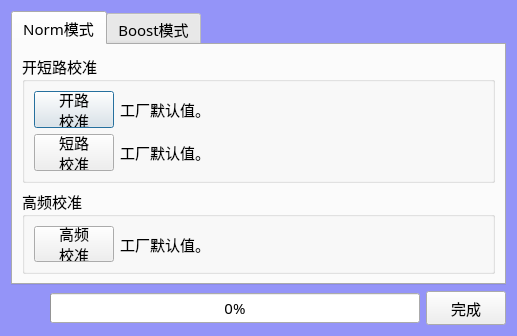
First picture: the form in AnalysisMode/frmWK3260Calibration.ui, repository caicaiking/WKEFactoryView2014, before the edit.
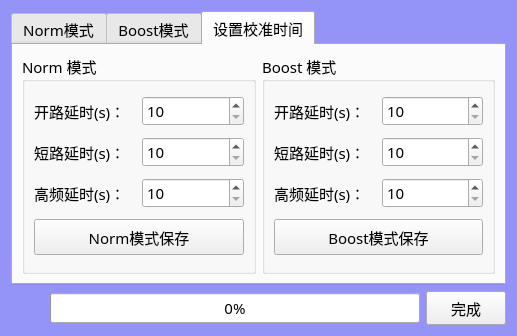
Second picture: the form after the edit. The open tabs and pages were chosen to show the change.

Commit message: 增加了3260的校准页面的校准延时可以设置

What changed in the file:
```diff
--- a/AnalysisMode/frmWK3260Calibration.ui
+++ b/AnalysisMode/frmWK3260Calibration.ui
@@ -367,6 +367,255 @@
        </item>
       </layout>
      </widget>
+     <widget class="QWidget" name="tab_3">
+      <attribute name="title">
+       <string>设置校准时间</string>
+      </attribute>
+      <layout class="QHBoxLayout" name="horizontalLayout_8">
+       <item>
+        <widget class="QGroupBox" name="groupBox_5">
+         <property name="font">
+          <font>
+           <family>楷体</family>
+           <pointsize>11</pointsize>
+          </font>
+         </property>
+         <property name="title">
+          <string>Norm 模式</string>
+         </property>
+         <layout class="QGridLayout" name="gridLayout_2">
+          <item row="0" column="0">
+           <widget class="QLabel" name="lblOpenNorm_2">
+            <property name="font">
+             <font>
+              <family>楷体</family>
+              <pointsize>11</pointsize>
+             </font>
+            </property>
+            <property name="text">
+             <string>开路延时(s)：</string>
+            </property>
+           </widget>
+          </item>
+          <item row="0" column="1">
+           <widget class="QSpinBox" name="txtNormOpen">
+            <property name="font">
+             <font>
+              <family>楷体</family>
+              <pointsize>11</pointsize>
+             </font>
+            </property>
+            <property name="minimum">
+             <number>10</number>
+            </property>
+            <property name="maximum">
+             <number>9999</number>
+            </property>
+           </widget>
+          </item>
+          <item row="1" column="0">
+           <widget class="QLabel" name="lblOpenNorm_3">
+            <property name="font">
+             <font>
+              <family>楷体</family>
+              <pointsize>11</pointsize>
+             </font>
+            </property>
+            <property name="text">
+             <string>短路延时(s)：</string>
+            </property>
+           </widget>
+          </item>
+          <item row="1" column="1">
+           <widget class="QSpinBox" name="txtNormShort">
+            <property name="font">
+             <font>
+              <family>楷体</family>
+              <pointsize>11</pointsize>
+             </font>
+            </property>
+            <property name="minimum">
+             <number>10</number>
+            </property>
+            <property name="maximum">
+             <number>9999</number>
+            </property>
+           </widget>
+          </item>
+          <item row="2" column="0">
+           <widget class="QLabel" name="lblOpenNorm_4">
+            <property name="font">
+             <font>
+              <family>楷体</family>
+              <pointsize>11</pointsize>
+             </font>
+            </property>
+            <property name="text">
+             <string>高频延时(s)：</string>
+            </property>
+           </widget>
+          </item>
+          <item row="2" column="1">
+           <widget class="QSpinBox" name="txtNormHF">
+            <property name="font">
+             <font>
+              <family>楷体</family>
+              <pointsize>11</pointsize>
+             </font>
+            </property>
+            <property name="minimum">
+             <number>10</number>
+            </property>
+            <property name="maximum">
+             <number>9999</number>
+            </property>
+           </widget>
+          </item>
+          <item row="3" column="0" colspan="2">
+           <widget class="QPushButton" name="btnSaveNormTime">
+            <property name="minimumSize">
+             <size>
+              <width>75</width>
+              <height>36</height>
+             </size>
+            </property>
+            <property name="font">
+             <font>
+              <family>楷体</family>
+              <pointsize>11</pointsize>
+             </font>
+            </property>
+            <property name="text">
+             <string>Norm模式保存</string>
+            </property>
+           </widget>
+          </item>
+         </layout>
+        </widget>
+       </item>
+       <item>
+        <widget class="QGroupBox" name="groupBox_6">
+         <property name="font">
+          <font>
+           <family>楷体</family>
+           <pointsize>11</pointsize>
+          </font>
+         </property>
+         <property name="title">
+          <string>Boost 模式</string>
+         </property>
+         <layout class="QGridLayout" name="gridLayout">
+          <item row="0" column="0">
+           <widget class="QLabel" name="label">
+            <property name="font">
+             <font>
+              <family>楷体</family>
+              <pointsize>11</pointsize>
+             </font>
+            </property>
+            <property name="text">
+             <string>开路延时(s)：</string>
+            </property>
+           </widget>
+          </item>
+          <item row="0" column="1">
+           <widget class="QSpinBox" name="txtBoostOpen">
+            <property name="font">
+             <font>
+              <family>楷体</family>
+              <pointsize>11</pointsize>
+             </font>
+            </property>
+            <property name="minimum">
+             <number>10</number>
+            </property>
+            <property name="maximum">
+             <number>9999</number>
+            </property>
+           </widget>
+          </item>
+          <item row="1" column="0">
+           <widget class="QLabel" name="lblOpenNorm_6">
+            <property name="font">
+             <font>
+              <family>楷体</family>
+              <pointsize>11</pointsize>
+             </font>
+            </property>
+            <property name="text">
+             <string>短路延时(s)：</string>
+            </property>
+           </widget>
+          </item>
+          <item row="1" column="1">
+           <widget class="QSpinBox" name="txtBoostShort">
+            <property name="font">
+             <font>
+              <family>楷体</family>
+              <pointsize>11</pointsize>
+             </font>
+            </property>
+            <property name="minimum">
+             <number>10</number>
+            </property>
+            <property name="maximum">
+             <number>9999</number>
+            </property>
+           </widget>
+          </item>
+          <item row="2" column="0">
+           <widget class="QLabel" name="lblOpenNorm_7">
+            <property name="font">
+             <font>
+              <family>楷体</family>
+              <pointsize>11</pointsize>
+             </font>
+            </property>
+            <property name="text">
+             <string>高频延时(s)：</string>
+            </property>
+           </widget>
+          </item>
+          <item row="2" column="1">
+           <widget class="QSpinBox" name="txtBoostHF">
+            <property name="font">
+             <font>
+              <family>楷体</family>
+              <pointsize>11</pointsize>
+             </font>
+            </property>
+            <property name="minimum">
+             <number>10</number>
+            </property>
+            <property name="maximum">
+             <number>9999</number>
+            </property>
+           </widget>
+          </item>
+          <item row="3" column="0" colspan="2">
+           <widget class="QPushButton" name="btnSaveBoostTime">
+            <property name="minimumSize">
+             <size>
+              <width>75</width>
+              <height>36</height>
+             </size>
+            </property>
+            <property name="font">
+             <font>
+              <family>楷体</family>
+              <pointsize>11</pointsize>
+             </font>
+            </property>
+            <property name="text">
+             <string>Boost模式保存</string>
+            </property>
+           </widget>
+          </item>
+         </layout>
+        </widget>
+       </item>
+      </layout>
+     </widget>
     </widget>
    </item>
    <item>
```
The commit also changes 2444 other files.
